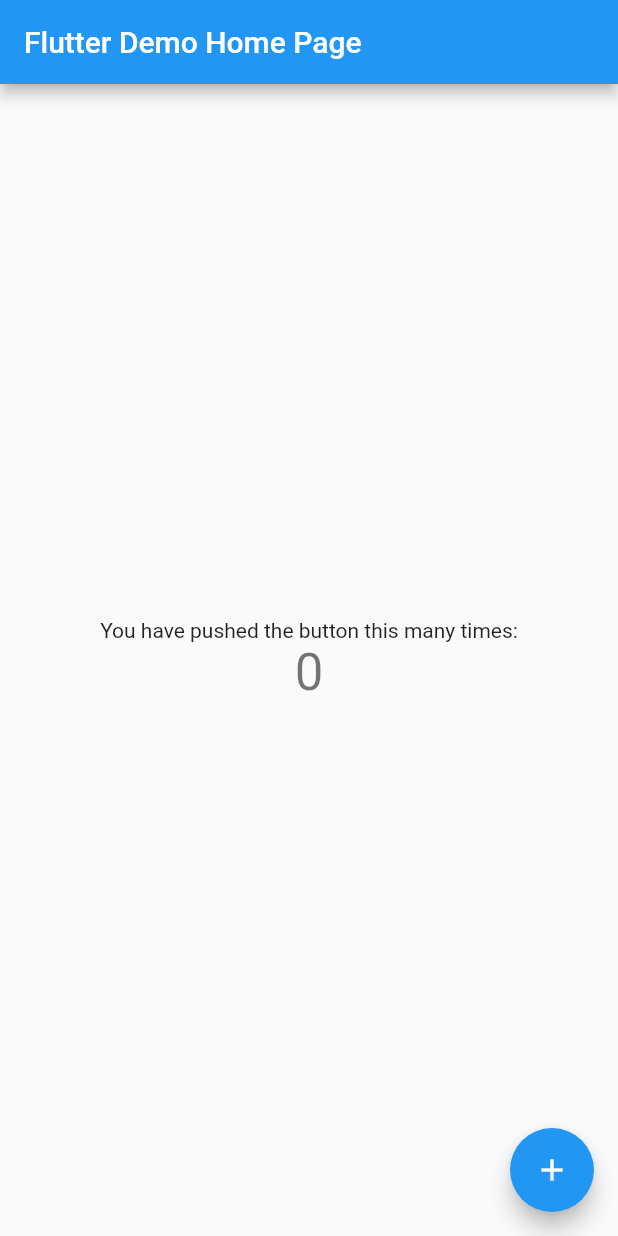
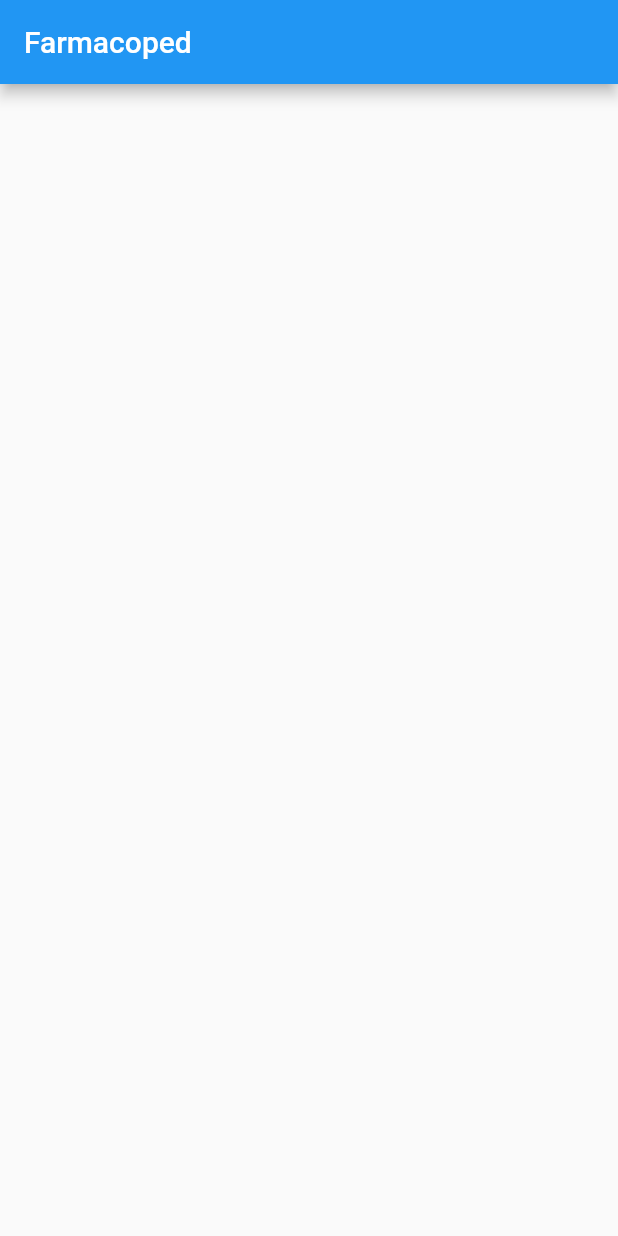
Before and after one commit to anselmoparente/Farmacoped, a Flutter app: the screen it shows after launch, on a phone screen of 412 x 824 dp. Run offline on Flutter 3.47's test engine with Material 2 defaults, Android fonts, the phone set to English and light mode, and no system bars; our stand-ins replace get.

Commit message:
Update project with GetX

```diff
--- /dev/null
+++ b/lib/bindings/tutorial_binding.dart
@@ -0,0 +1,12 @@
+import 'package:get/get.dart';
+
+import 'package:farmacoped/controllers/tutorial_controller.dart';
+
+class TutorialBinding implements Bindings {
+  @override
+  void dependencies() {
+    Get.lazyPut<TutorialController>(
+      () => TutorialController(),
+    );
+  }
+}
--- /dev/null
+++ b/lib/controllers/tutorial_controller.dart
@@ -0,0 +1,3 @@
+import 'package:get/get.dart';
+
+class TutorialController extends GetxController {}
--- a/lib/main.dart
+++ b/lib/main.dart
@@ -1,31 +1,31 @@
-import 'package:farmacoped/ui/home_page.dart';
+import 'package:farmacoped/bindings/tutorial_binding.dart';
+import 'package:farmacoped/routes/app_pages.dart';
 import 'package:flutter/material.dart';
+import 'package:get/get.dart';
 
-void main() {
+import 'package:farmacoped/translations/app_translations.dart';
+
+Future<void> main() async {
   runApp(const MyApp());
 }
 
 class MyApp extends StatelessWidget {
   const MyApp({Key? key}) : super(key: key);
 
-  // This widget is the root of your application.
   @override
   Widget build(BuildContext context) {
-    return MaterialApp(
-      title: 'Flutter Demo',
+    return GetMaterialApp(
+      debugShowCheckedModeBanner: false,
+      title: 'Farmacoped',
       theme: ThemeData(
-        // This is the theme of your application.
-        //
-        // Try running your application with "flutter run". You'll see the
-        // application has a blue toolbar. Then, without quitting the app, try
-        // changing the primarySwatch below to Colors.green and then invoke
-        // "hot reload" (press "r" in the console where you ran "flutter run",
-        // or simply save your changes to "hot reload" in a Flutter IDE).
-        // Notice that the counter didn't reset back to zero; the application
-        // is not restarted.
         primarySwatch: Colors.blue,
       ),
-      home: const MyHomePage(title: 'Flutter Demo Home Page'),
+      locale: Get.deviceLocale,
+      getPages: AppPages.pages,
+      initialRoute: Routes.TUTORIAL,
+      initialBinding: TutorialBinding(),
+      translations: AppTranslations(),
+      translationsKeys: AppTranslations().keys,
     );
   }
 }
--- a/lib/routes/app_pages.dart
+++ b/lib/routes/app_pages.dart
@@ -0,0 +1,15 @@
+import 'package:farmacoped/bindings/tutorial_binding.dart';
+import 'package:farmacoped/ui/tutorial_page/tutorial_page.dart';
+import 'package:get/get.dart';
+
+part 'app_routes.dart';
+
+abstract class AppPages {
+  static final pages = [
+    GetPage(
+      name: Routes.TUTORIAL,
+      page: () => const TutorialPage(),
+      binding: TutorialBinding(),
+    )
+  ];
+}
--- a/lib/routes/app_routes.dart
+++ b/lib/routes/app_routes.dart
@@ -0,0 +1,5 @@
+part of 'app_pages.dart';
+
+abstract class Routes {
+  static const TUTORIAL = '/tutorial';
+}
--- a/lib/translations/app_translations.dart
+++ b/lib/translations/app_translations.dart
@@ -0,0 +1,14 @@
+import 'package:get/get.dart';
+
+import 'package:farmacoped/translations/en_US/en_us_translation.dart';
+import 'package:farmacoped/translations/es_ES/es_es_translations.dart';
+import 'package:farmacoped/translations/pt_BR/pt_br_translations.dart';
+
+class AppTranslations extends Translations {
+  @override
+  Map<String, Map<String, String>> get keys => {
+        'en_US': enUS,
+        'es_ES': esES,
+        'pt_BR': ptBR,
+      };
+}
--- a/lib/translations/en_US/en_us_translation.dart
+++ b/lib/translations/en_US/en_us_translation.dart
@@ -0,0 +1 @@
+final Map<String, String> enUS = {};
--- a/lib/translations/es_ES/es_es_translations.dart
+++ b/lib/translations/es_ES/es_es_translations.dart
@@ -0,0 +1 @@
+final Map<String, String> esES = {};
--- a/lib/translations/pt_BR/pt_br_translations.dart
+++ b/lib/translations/pt_BR/pt_br_translations.dart
@@ -0,0 +1 @@
+final Map<String, String> ptBR = {};
--- a/lib/ui/home_page.dart
+++ /dev/null
@@ -1,48 +0,0 @@
-import 'package:flutter/material.dart';
-
-class MyHomePage extends StatefulWidget {
-  const MyHomePage({Key? key, required this.title}) : super(key: key);
-
-  final String title;
-
-  @override
-  State<MyHomePage> createState() => _MyHomePageState();
-}
-
-class _MyHomePageState extends State<MyHomePage> {
-  int _counter = 0;
-
-  void _incrementCounter() {
-    setState(() {
-      _counter++;
-    });
-  }
-
-  @override
-  Widget build(BuildContext context) {
-    return Scaffold(
-      appBar: AppBar(
-        title: Text(widget.title),
-      ),
-      body: Center(
-        child: Column(
-          mainAxisAlignment: MainAxisAlignment.center,
-          children: <Widget>[
-            const Text(
-              'You have pushed the button this many times:',
-            ),
-            Text(
-              '$_counter',
-              style: Theme.of(context).textTheme.headline4,
-            ),
-          ],
-        ),
-      ),
-      floatingActionButton: FloatingActionButton(
-        onPressed: _incrementCounter,
-        tooltip: 'Increment',
-        child: const Icon(Icons.add),
-      ),
-    );
-  }
-}
--- /dev/null
+++ b/lib/ui/tutorial_page/tutorial_page.dart
@@ -0,0 +1,17 @@
+import 'package:flutter/material.dart';
+import 'package:get/get.dart';
+
+import 'package:farmacoped/controllers/tutorial_controller.dart';
+
+class TutorialPage extends GetView<TutorialController> {
+  const TutorialPage({super.key});
+
+  @override
+  Widget build(BuildContext context) {
+    return Scaffold(
+      appBar: AppBar(
+        title: const Text('Farmacoped'),
+      ),
+    );
+  }
+}
--- a/pubspec.yaml
+++ b/pubspec.yaml
@@ -31,6 +31,7 @@ dependencies:
     sdk: flutter
 
   get: ^4.6.5
+  get_storage: ^2.0.3
 
 dev_dependencies:
   flutter_test:
```
Also changed, not shown: pubspec.lock, 1 other file.
